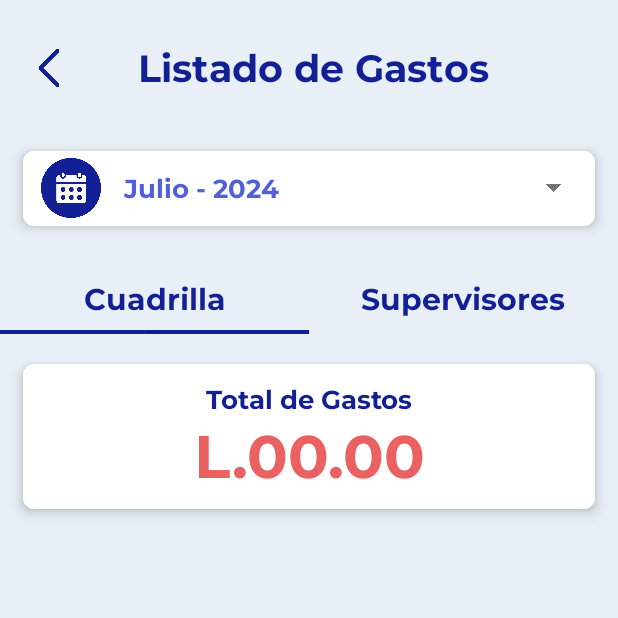
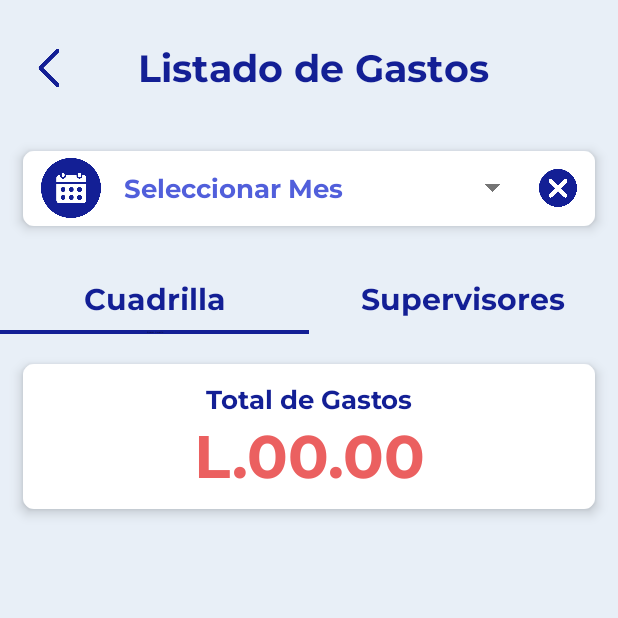
Before and after one commit to neusteromega/INGELCOM-CajaChica, an Android app: the ListadoGastos screen opened directly, with no data from a screen before it, on a phone screen of 412 x 824 dp, the top half of it. Run offline under Robolectric (Android 15) with nearby library versions, the phone set to English and light mode, and no system bars; our stand-ins replace Firebase (no records; nobody signed in at launch, a user with empty details on screens opened directly).

Commit message:
Eliminar Mes en Listado de Gastos

```diff
--- a/app/src/main/java/com/ingelcom/cajachica/ListadoGastos.java
+++ b/app/src/main/java/com/ingelcom/cajachica/ListadoGastos.java
@@ -10,6 +10,7 @@ import android.os.Bundle;
 import android.util.Log;
 import android.view.View;
 import android.widget.DatePicker;
+import android.widget.ImageView;
 import android.widget.TextView;
 
 import com.ingelcom.cajachica.Adaptadores.VPGastosAdapter;
@@ -24,6 +25,7 @@ import java.util.List;
 public class ListadoGastos extends AppCompatActivity {
 
     private TextView lblFecha, lblLineaCuadrilla, lblLineaSupervisores;
+    private ImageView btnEliminarMes;
     public ViewPager2 vpGastos;
     private Gasto gast = new Gasto(ListadoGastos.this);
 
@@ -35,6 +37,7 @@ public class ListadoGastos extends AppCompatActivity {
         lblFecha = findViewById(R.id.lblFechaLG);
         lblLineaCuadrilla = findViewById(R.id.lblCuadrillaLineaLG);
         lblLineaSupervisores = findViewById(R.id.lblSupervisoresLineaLG);
+        btnEliminarMes = findViewById(R.id.btnEliminarFechaLG);
         vpGastos = findViewById(R.id.vpListadoGastos); //Relacionamos la variable "vpGastos" con el ViewPager
 
         establecerElementos();
@@ -54,7 +57,7 @@ public class ListadoGastos extends AppCompatActivity {
     }
 
     private void establecerElementos() {
-        asignarMes(); //Llamamos el método "asignarMes" para que asigne el mes y el año actual al TextView lblFecha
+        //asignarMes(); //Llamamos el método "asignarMes" para que asigne el mes y el año actual al TextView lblFecha
         lblLineaSupervisores.setVisibility(View.INVISIBLE); //Ocultamos la linea bajo la palabra "Supervisores" al iniciar el Activity
 
         VPGastosAdapter vpAdapter = new VPGastosAdapter(this); //Creamos un objeto de "VPGastosAdapter" y le mandamos el contexto "this" de este Activity
@@ -83,13 +86,13 @@ public class ListadoGastos extends AppCompatActivity {
     }
 
     //Método que nos ayuda a establecer desde el inicio, el mes y el año actual al TextView lblFecha
-    private void asignarMes() {
+    /*private void asignarMes() {
         Calendar cal = Calendar.getInstance(); //Creamos un objeto de tipo Calendar que representa la fecha y hora actuales en el dispositivo donde se está ejecutando el código
         int year = cal.get(Calendar.YEAR); //Obtenemos el año actual
         int month = cal.get(Calendar.MONTH); //Obtenemos el mes actual
         String fecha = Utilidades.convertirMonthYearString(month + 1, year); //Guardamos el mes y año convertidos a String llamando al método "convertirMonthYearString" con los parámetros de mes y año, y esto retorna el String
         lblFecha.setText(fecha); //Asignamos la fecha ya convertida a String al TextView lblFecha
-    }
+    }*/
 
     //Evento Clic del LinearLayout "LLCuadrillaLG"
     public void gastosCuadrilla(View view) {
@@ -134,6 +137,10 @@ public class ListadoGastos extends AppCompatActivity {
         }
     }
 
+    public void eliminarMes(View view) {
+        lblFecha.setText("Seleccionar Mes");
+    }
+
     //Eliminar cuando se esté programando
     public void detalleGasto(View view) {
         Utilidades.iniciarActivity(this, DetalleGasto.class, false);
--- a/app/src/main/res/layout/activity_listado_gastos.xml
+++ b/app/src/main/res/layout/activity_listado_gastos.xml
@@ -55,10 +55,9 @@
             android:background="@drawable/clr_casillablanca_cuadrada"
             android:elevation="5dp"
             android:gravity="center"
-            android:onClick="mostrarMeses"
             android:orientation="horizontal"
             android:paddingLeft="12dp"
-            android:paddingRight="22dp">
+            android:paddingRight="12dp">
 
             <ImageView
                 android:id="@+id/imgFechaLG"
@@ -72,6 +71,14 @@
                 android:gravity="center|right"
                 android:orientation="horizontal">
 
+                <LinearLayout
+                    android:layout_width="match_parent"
+                    android:layout_height="wrap_content"
+                    android:layout_weight="1"
+                    android:gravity="center"
+                    android:onClick="mostrarMeses"
+                    android:orientation="horizontal">
+
                     <TextView
                         android:id="@+id/lblFechaLG"
                         android:layout_width="match_parent"
@@ -82,7 +89,7 @@
                         android:gravity="center|left"
                         android:paddingLeft="15dp"
                         android:paddingRight="10dp"
-                    android:text="Mes - Año"
+                        android:text="Seleccionar Mes"
                         android:textColor="@color/clr_fuente_secundario"
                         android:textSize="17dp" />
 
@@ -90,8 +97,20 @@
                         android:id="@+id/imgAbrirFechaLG"
                         android:layout_width="11dp"
                         android:layout_height="20dp"
+                        android:layout_marginRight="10dp"
                         android:contentDescription="@string/descripcion"
                         app:srcCompat="@mipmap/ico_gris_expandirabajo" />
+                </LinearLayout>
+
+                <ImageView
+                    android:id="@+id/btnEliminarFechaLG"
+                    android:layout_width="25dp"
+                    android:layout_height="25dp"
+                    android:layout_marginLeft="15dp"
+                    android:contentDescription="@string/descripcion"
+                    android:onClick="eliminarMes"
+                    app:srcCompat="@mipmap/ico_azul_eliminar"
+                    tools:ignore="TouchTargetSizeCheck" />
             </LinearLayout>
 
         </LinearLayout>
```
Also changed, not shown: app/src/main/res/mipmap-xxhdpi/ico_azul_eliminar.png (added). Lines whose indentation alone changed are shown as unchanged.
